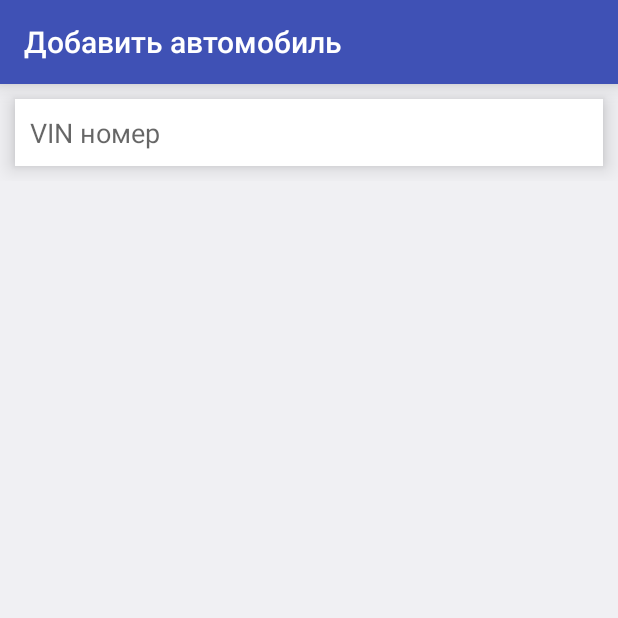
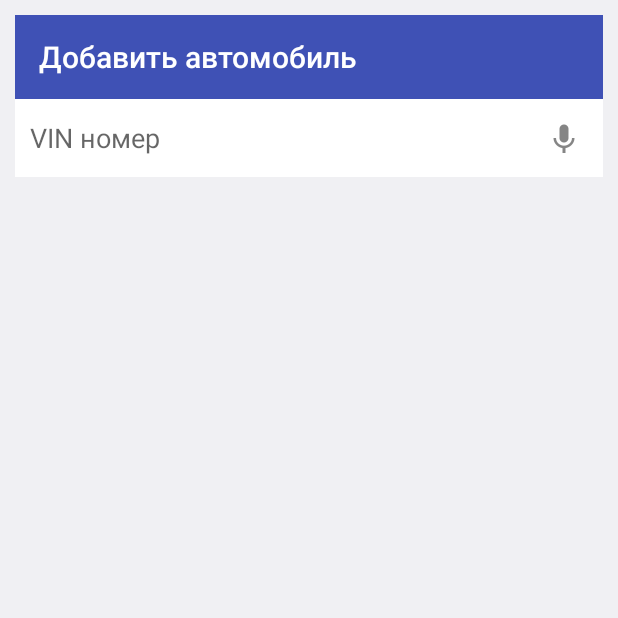
Before and after one commit to AzatYusupov/AzatYusupov, an Android app: the NewCarActivity screen opened directly, with no data from a screen before it, on a phone screen of 412 x 824 dp, the top half of it. Run offline under Robolectric (Android 15) with nearby library versions, the light colour scheme and no system bars.

Commit message:
activity: new car

```diff
--- a/app/src/main/res/layout/activity_new_car.xml
+++ b/app/src/main/res/layout/activity_new_car.xml
@@ -15,6 +15,8 @@
         android:layout_width="match_parent"
         android:layout_height="wrap_content"
         android:background="@color/windowBackground"
+        android:layout_margin="10dp"
+        android:layout_marginTop="20dp"
         >
 
        <include
@@ -28,12 +30,12 @@
             android:layout_height="wrap_content"
             android:inputType="text"
             android:ems="10"
-            android:id="@+id/editText"
-            android:layout_margin="10dp"
+            android:id="@+id/edittext_vin_number"
             android:padding="10dp"
             android:elevation="8dp"
             android:hint="VIN номер"
             android:background="@color/colorWhite"
+            android:drawableRight="@drawable/ic_keyboard_voice_black"
             />
 
     </LinearLayout>
--- a/app/src/main/res/layout/toolbar_new_car.xml
+++ b/app/src/main/res/layout/toolbar_new_car.xml
@@ -8,6 +8,5 @@
     android:minHeight="?attr/actionBarSize"
     android:background="?attr/colorPrimary"
     android:elevation="8dp"
-    android:navigationIcon="@drawable/ic_back"
     app:theme="@style/ThemeOverlay.AppCompat.Dark.ActionBar"
     app:popupTheme="@style/ThemeOverlay.AppCompat.Light" />
```
Also changed, not shown: app/src/main/java/com/usupov/autopark/activity/NewCarActivity.java (+69 -0 lines), app/src/main/res/drawable-hdpi-v11/ic_back.png (deleted), app/src/main/res/drawable-hdpi-v9/ic_back.png (deleted), app/src/main/res/drawable-hdpi/ic_back.png (deleted), app/src/main/res/drawable-hdpi/ic_keyboard_voice_black.png (added), app/src/main/res/drawable-mdpi-v11/ic_back.png (deleted), app/src/main/res/drawable-mdpi-v9/ic_back.png (deleted), app/src/main/res/drawable-mdpi/ic_back.png (deleted), app/src/main/res/drawable-mdpi/ic_keyboard_voice_black.png (added), app/src/main/res/drawable-xhdpi-v11/ic_back.png (deleted), app/src/main/res/drawable-xhdpi-v9/ic_back.png (deleted), app/src/main/res/drawable-xhdpi/ic_back.png (deleted), app/src/main/res/drawable-xhdpi/ic_keyboard_voice_black.png (added), app/src/main/res/drawable-xxhdpi-v11/ic_back.png (deleted), 3 more files.
